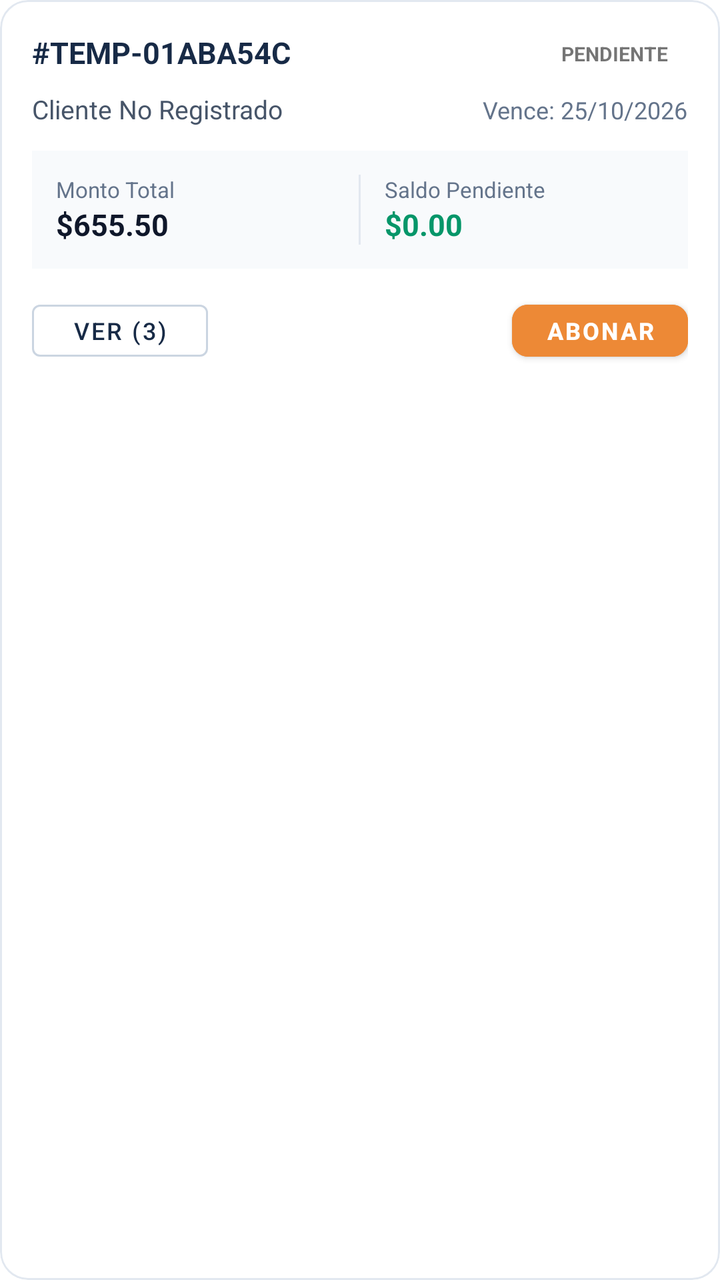
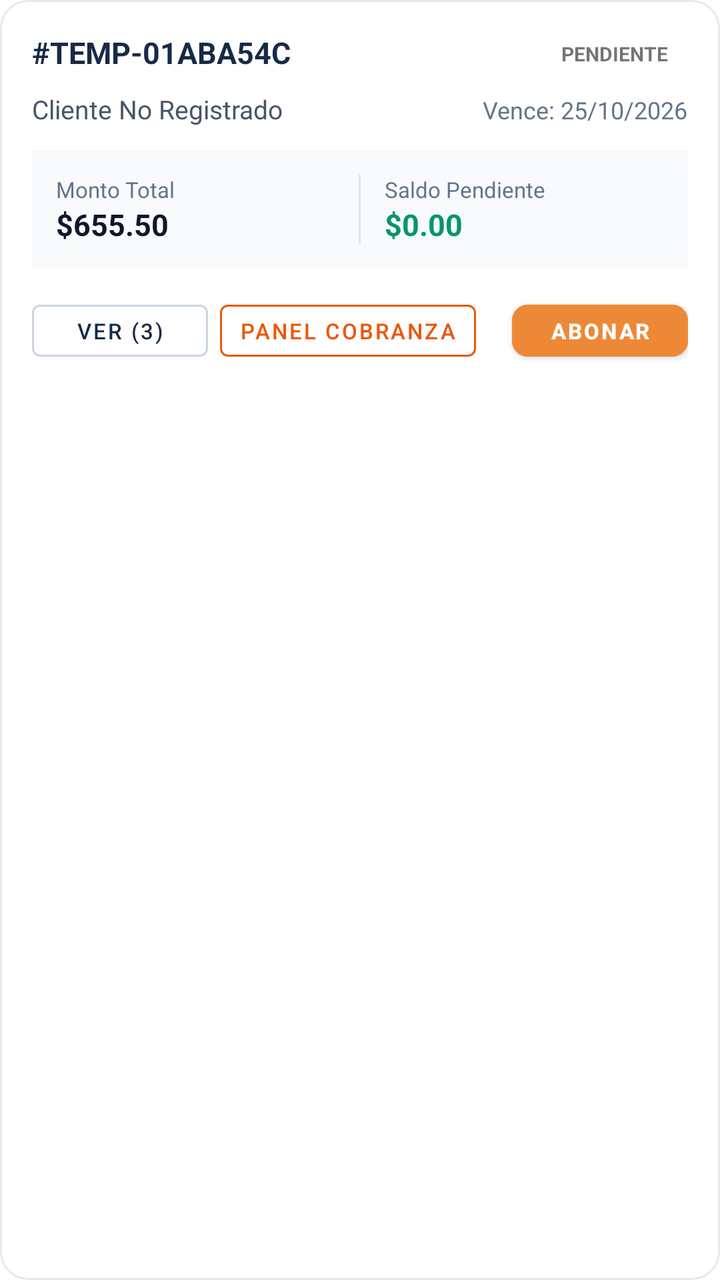

The first picture is an Android layout as it rendered before a commit; the second is the same layout after the commit. The layout source and the unified diff follow.
<!-- AndroidManifest.xml: application theme Theme.MaterialComponents.Light.NoActionBar -->
<!-- res/layout/item_cuenta_por_cobrar.xml -->
<?xml version="1.0" encoding="utf-8"?>
<com.google.android.material.card.MaterialCardView xmlns:android="http://schemas.android.com/apk/res/android"
    xmlns:app="http://schemas.android.com/apk/res-auto"
    android:layout_width="match_parent"
    android:layout_height="wrap_content"
    android:layout_marginBottom="12dp"
    app:cardBackgroundColor="#FFFFFF"
    app:cardCornerRadius="14dp"
    app:cardElevation="0dp"
    app:strokeColor="#E2E8F0"
    app:strokeWidth="1dp">

    <LinearLayout
        android:layout_width="match_parent"
        android:layout_height="wrap_content"
        android:orientation="vertical"
        android:padding="16dp">

        
        <RelativeLayout
            android:layout_width="match_parent"
            android:layout_height="wrap_content"
            android:layout_marginBottom="8dp">

            <TextView
                android:id="@+id/tvNumeroFactura"
                android:layout_width="wrap_content"
                android:layout_height="wrap_content"
                android:layout_alignParentStart="true"
                android:text="#TEMP-01ABA54C"
                android:textColor="#172A46"
                android:textSize="15sp"
                android:textStyle="bold" />

            <TextView
                android:id="@+id/tvEstado"
                android:layout_width="wrap_content"
                android:layout_height="wrap_content"
                android:layout_alignParentEnd="true"
                android:paddingHorizontal="10dp"
                android:paddingVertical="4dp"
                android:text="PENDIENTE"
                android:textSize="10sp"
                android:textStyle="bold" />
        </RelativeLayout>

        
        <LinearLayout
            android:layout_width="match_parent"
            android:layout_height="wrap_content"
            android:layout_marginBottom="12dp"
            android:orientation="horizontal">

            <TextView
                android:id="@+id/tvClienteNombre"
                android:layout_width="0dp"
                android:layout_height="wrap_content"
                android:layout_weight="1"
                android:ellipsize="end"
                android:maxLines="1"
                android:text="Cliente No Registrado"
                android:textColor="#475569"
                android:textSize="13sp" />

            <TextView
                android:id="@+id/tvVencimientoGlobal"
                android:layout_width="wrap_content"
                android:layout_height="wrap_content"
                android:text="Vence: 25/10/2026"
                android:textColor="#64748B"
                android:textSize="12sp" />
        </LinearLayout>

        
        <LinearLayout
            android:layout_width="match_parent"
            android:layout_height="wrap_content"
            android:background="#F8FAFC"
            android:orientation="horizontal"
            android:padding="12dp">

            <LinearLayout
                android:layout_width="0dp"
                android:layout_height="wrap_content"
                android:layout_weight="1"
                android:orientation="vertical">

                <TextView
                    android:layout_width="wrap_content"
                    android:layout_height="wrap_content"
                    android:text="Monto Total"
                    android:textColor="#64748B"
                    android:textSize="11sp" />

                <TextView
                    android:id="@+id/tvMontoTotal"
                    android:layout_width="wrap_content"
                    android:layout_height="wrap_content"
                    android:text="$655.50"
                    android:textColor="#0F172A"
                    android:textSize="15sp"
                    android:textStyle="bold" />
            </LinearLayout>

            <View
                android:layout_width="1dp"
                android:layout_height="match_parent"
                android:background="#E2E8F0" />

            <LinearLayout
                android:layout_width="0dp"
                android:layout_height="wrap_content"
                android:layout_weight="1"
                android:orientation="vertical"
                android:paddingStart="12dp">

                <TextView
                    android:layout_width="wrap_content"
                    android:layout_height="wrap_content"
                    android:text="Saldo Pendiente"
                    android:textColor="#64748B"
                    android:textSize="11sp" />

                <TextView
                    android:id="@+id/tvSaldoPendiente"
                    android:layout_width="wrap_content"
                    android:layout_height="wrap_content"
                    android:text="$0.00"
                    android:textColor="#059669"
                    android:textSize="15sp"
                    android:textStyle="bold" />
            </LinearLayout>
        </LinearLayout>

        
        <LinearLayout
            android:layout_width="match_parent"
            android:layout_height="wrap_content"
            android:layout_marginTop="12dp"
            android:gravity="center_vertical"
            android:orientation="horizontal">

            <com.google.android.material.button.MaterialButton
                android:id="@+id/btnToggleCuotas"
                style="@style/Widget.MaterialComponents.Button.OutlinedButton"
                android:layout_width="wrap_content"
                android:layout_height="38dp"
                android:paddingHorizontal="12dp"
                android:text="Ver (3)"
                android:textColor="#172A46"
                android:textSize="12sp"
                app:strokeColor="#CBD5E1"
                app:strokeWidth="1dp" />

            <View
                android:layout_width="0dp"
                android:layout_height="0dp"
                android:layout_weight="1" />

            <com.google.android.material.button.MaterialButton
                android:id="@+id/btnAccionAbonar"
                android:layout_width="wrap_content"
                android:layout_height="38dp"
                android:backgroundTint="#ED8936"
                android:paddingHorizontal="16dp"
                android:text="Abonar"
                android:textColor="#FFFFFF"
                android:textSize="12sp"
                android:textStyle="bold"
                app:cornerRadius="8dp"
                app:elevation="0dp" />
        </LinearLayout>

        
        <LinearLayout
            android:id="@+id/containerCuotas"
            android:layout_width="match_parent"
            android:layout_height="wrap_content"
            android:layout_marginTop="12dp"
            android:orientation="vertical"
            android:visibility="gone">

            <TextView
                android:layout_width="wrap_content"
                android:layout_height="wrap_content"
                android:layout_marginBottom="6dp"
                android:text="DESGLOSE DE CUOTAS"
                android:textColor="#94A3B8"
                android:textSize="10sp"
                android:textStyle="bold" />

            <LinearLayout
                android:id="@+id/layoutListaCuotas"
                android:layout_width="match_parent"
                android:layout_height="wrap_content"
                android:orientation="vertical" />
        </LinearLayout>

    </LinearLayout>
</com.google.android.material.card.MaterialCardView>
<!-- resources referenced by this layout -->
<resources>

</resources>

<!-- the commit's change to res/layout/item_cuenta_por_cobrar.xml (unified diff, before → after) -->
@@ -1,6 +1,7 @@
 <?xml version="1.0" encoding="utf-8"?>
 <com.google.android.material.card.MaterialCardView xmlns:android="http://schemas.android.com/apk/res/android"
     xmlns:app="http://schemas.android.com/apk/res-auto"
+    android:id="@+id/cardCuentaItem"
     android:layout_width="match_parent"
     android:layout_height="wrap_content"
     android:layout_marginBottom="12dp"
@@ -22,15 +23,37 @@
             android:layout_height="wrap_content"
             android:layout_marginBottom="8dp">
 
-            <TextView
-                android:id="@+id/tvNumeroFactura"
+            <LinearLayout
                 android:layout_width="wrap_content"
                 android:layout_height="wrap_content"
                 android:layout_alignParentStart="true"
-                android:text="#TEMP-01ABA54C"
-                android:textColor="#172A46"
-                android:textSize="15sp"
-                android:textStyle="bold" />
+                android:gravity="center_vertical"
+                android:orientation="horizontal">
+
+                <TextView
+                    android:id="@+id/tvNumeroFactura"
+                    android:layout_width="wrap_content"
+                    android:layout_height="wrap_content"
+                    android:text="#TEMP-01ABA54C"
+                    android:textColor="#172A46"
+                    android:textSize="15sp"
+                    android:textStyle="bold" />
+
+                
+                <TextView
+                    android:id="@+id/tvBadgeRecienPagado"
+                    android:layout_width="wrap_content"
+                    android:layout_height="wrap_content"
+                    android:layout_marginStart="8dp"
+                    android:background="@drawable/bg_badge_pagado_reciente"
+                    android:paddingHorizontal="8dp"
+                    android:paddingVertical="3dp"
+                    android:text="💸 PAGADO"
+                    android:textColor="#FFFFFF"
+                    android:textSize="10sp"
+                    android:textStyle="bold"
+                    android:visibility="gone" />
+            </LinearLayout>
 
             <TextView
                 android:id="@+id/tvEstado"
@@ -145,13 +168,26 @@
                 style="@style/Widget.MaterialComponents.Button.OutlinedButton"
                 android:layout_width="wrap_content"
                 android:layout_height="38dp"
-                android:paddingHorizontal="12dp"
+                android:paddingHorizontal="10dp"
                 android:text="Ver (3)"
                 android:textColor="#172A46"
-                android:textSize="12sp"
+                android:textSize="11sp"
                 app:strokeColor="#CBD5E1"
                 app:strokeWidth="1dp" />
 
+            <com.google.android.material.button.MaterialButton
+                android:id="@+id/btnAbrirPanelCobranza"
+                style="@style/Widget.MaterialComponents.Button.OutlinedButton"
+                android:layout_width="wrap_content"
+                android:layout_height="38dp"
+                android:layout_marginStart="6dp"
+                android:paddingHorizontal="10dp"
+                android:text="Panel Cobranza"
+                android:textColor="#EA580C"
+                android:textSize="11sp"
+                app:strokeColor="#EA580C"
+                app:strokeWidth="1dp" />
+
             <View
                 android:layout_width="0dp"
                 android:layout_height="0dp"
@@ -162,10 +198,10 @@
                 android:layout_width="wrap_content"
                 android:layout_height="38dp"
                 android:backgroundTint="#ED8936"
-                android:paddingHorizontal="16dp"
+                android:paddingHorizontal="14dp"
                 android:text="Abonar"
                 android:textColor="#FFFFFF"
-                android:textSize="12sp"
+                android:textSize="11sp"
                 android:textStyle="bold"
                 app:cornerRadius="8dp"
                 app:elevation="0dp" />
<!-- resource entries referenced after the edit -->
@@ -1,5 +1,11 @@
 <!-- resources referenced by this layout -->
 <resources>
-
+  <!-- drawable bg_badge_pagado_reciente (drawable) -->
+  <?xml version="1.0" encoding="utf-8"?>
+  <shape xmlns:android="http://schemas.android.com/apk/res/android"
+      android:shape="rectangle">
+      <solid android:color="#10B981" />
+      <corners android:radius="6dp" />
+  </shape>
 </resources>
 
